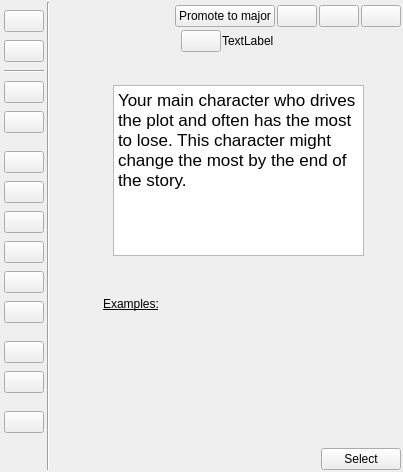
Before: the Qt Designer form ui/character_role_selector.ui in zkovari/plotlyst, drawn with Qt 5.
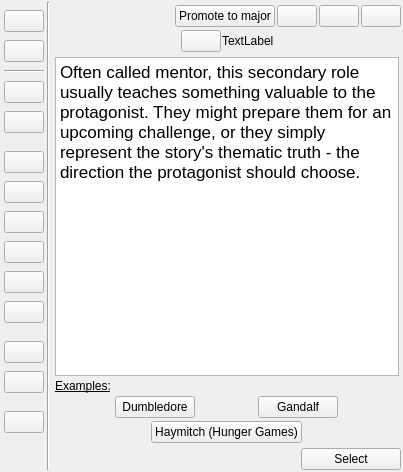
After: the same form once the commit is applied. The open tabs and pages were chosen to show the change. Custom widgets are drawn as their Qt base class.

What changed in the file:
```diff
--- a/ui/character_role_selector.ui
+++ b/ui/character_role_selector.ui
@@ -1025,41 +1025,99 @@
         </layout>
        </widget>
        <widget class="QWidget" name="pageGuide">
-        <widget class="QLabel" name="label_8">
-         <property name="geometry">
-          <rect>
-           <x>50</x>
-           <y>240</y>
-           <width>338</width>
-           <height>17</height>
-          </rect>
+        <layout class="QVBoxLayout" name="verticalLayout_13">
+         <property name="spacing">
+          <number>3</number>
          </property>
-         <property name="font">
-          <font>
-           <underline>true</underline>
-          </font>
+         <property name="leftMargin">
+          <number>2</number>
          </property>
-         <property name="text">
-          <string>Examples:</string>
+         <property name="topMargin">
+          <number>2</number>
          </property>
-        </widget>
-        <widget class="QTextBrowser" name="textBrowser_7">
-         <property name="geometry">
-          <rect>
-           <x>60</x>
-           <y>30</y>
-           <width>251</width>
-           <height>171</height>
-          </rect>
+         <property name="rightMargin">
+          <number>2</number>
          </property>
-         <property name="html">
-          <string>&lt;!DOCTYPE HTML PUBLIC &quot;-//W3C//DTD HTML 4.0//EN&quot; &quot;http://www.w3.org/TR/REC-html40/strict.dtd&quot;&gt;
+         <property name="bottomMargin">
+          <number>2</number>
+         </property>
+         <item>
+          <widget class="QTextBrowser" name="textBrowser_7">
+           <property name="html">
+            <string>&lt;!DOCTYPE HTML PUBLIC &quot;-//W3C//DTD HTML 4.0//EN&quot; &quot;http://www.w3.org/TR/REC-html40/strict.dtd&quot;&gt;
 &lt;html&gt;&lt;head&gt;&lt;meta name=&quot;qrichtext&quot; content=&quot;1&quot; /&gt;&lt;style type=&quot;text/css&quot;&gt;
 p, li { white-space: pre-wrap; }
 &lt;/style&gt;&lt;/head&gt;&lt;body style=&quot; font-family:'Fira Sans Semi-Light'; font-size:10pt; font-weight:400; font-style:normal;&quot;&gt;
-&lt;p style=&quot; margin-top:12px; margin-bottom:12px; margin-left:0px; margin-right:0px; -qt-block-indent:0; text-indent:0px;&quot;&gt;&lt;span style=&quot; font-size:13pt; color:#000000; background-color:#ffffff;&quot;&gt;Your main character who drives the plot and often has the most to lose. This character might change the most by the end of the story.&lt;/span&gt;&lt;/p&gt;&lt;/body&gt;&lt;/html&gt;</string>
-         </property>
-        </widget>
+&lt;p style=&quot; margin-top:12px; margin-bottom:12px; margin-left:0px; margin-right:0px; -qt-block-indent:0; text-indent:0px;&quot;&gt;&lt;span style=&quot; font-size:13pt; color:#000000; background-color:#ffffff;&quot;&gt;Often called mentor, this secondary role usually teaches something valuable to the protagonist. They might prepare them for an upcoming challenge, or they simply represent the story's thematic truth - the direction the protagonist should choose.&lt;/span&gt;&lt;/p&gt;
+&lt;p style=&quot; margin-top:12px; margin-bottom:12px; margin-left:0px; margin-right:0px; -qt-block-indent:0; text-indent:0px;&quot;&gt;&lt;br /&gt;&lt;/p&gt;&lt;/body&gt;&lt;/html&gt;</string>
+           </property>
+          </widget>
+         </item>
+         <item>
+          <widget class="QLabel" name="label_8">
+           <property name="font">
+            <font>
+             <underline>true</underline>
+            </font>
+           </property>
+           <property name="text">
+            <string>Examples:</string>
+           </property>
+          </widget>
+         </item>
+         <item>
+          <layout class="QHBoxLayout" name="horizontalLayout_8">
+           <item>
+            <widget class="IconText" name="icontext_26">
+             <property name="sizePolicy">
+              <sizepolicy hsizetype="Maximum" vsizetype="Fixed">
+               <horstretch>0</horstretch>
+               <verstretch>0</verstretch>
+              </sizepolicy>
+             </property>
+             <property name="text">
+              <string>Dumbledore</string>
+             </property>
+             <property name="iconName" stdset="0">
+              <string>ei.magic</string>
+             </property>
+            </widget>
+           </item>
+           <item>
+            <widget class="IconText" name="icontext_25">
+             <property name="sizePolicy">
+              <sizepolicy hsizetype="Maximum" vsizetype="Fixed">
+               <horstretch>0</horstretch>
+               <verstretch>0</verstretch>
+              </sizepolicy>
+             </property>
+             <property name="text">
+              <string>Gandalf</string>
+             </property>
+             <property name="iconName" stdset="0">
+              <string>fa5s.ring</string>
+             </property>
+            </widget>
+           </item>
+          </layout>
+         </item>
+         <item alignment="Qt::AlignHCenter">
+          <widget class="IconText" name="icontext_24">
+           <property name="sizePolicy">
+            <sizepolicy hsizetype="Maximum" vsizetype="Fixed">
+             <horstretch>0</horstretch>
+             <verstretch>0</verstretch>
+            </sizepolicy>
+           </property>
+           <property name="text">
+            <string>Haymitch (Hunger Games)</string>
+           </property>
+           <property name="iconName" stdset="0">
+            <string>mdi6.bow-arrow</string>
+           </property>
+          </widget>
+         </item>
+        </layout>
        </widget>
        <widget class="QWidget" name="pageConfidant">
         <widget class="QLabel" name="label_9">
@@ -1288,11 +1346,17 @@
      <item alignment="Qt::AlignRight">
       <widget class="QPushButton" name="btnSelect">
        <property name="sizePolicy">
-        <sizepolicy hsizetype="Maximum" vsizetype="Fixed">
+        <sizepolicy hsizetype="Preferred" vsizetype="Fixed">
          <horstretch>0</horstretch>
          <verstretch>0</verstretch>
         </sizepolicy>
        </property>
+       <property name="minimumSize">
+        <size>
+         <width>100</width>
+         <height>0</height>
+        </size>
+       </property>
        <property name="cursor">
         <cursorShape>PointingHandCursor</cursorShape>
        </property>
```
Left out of the diff: 519 changed lines with no effect on the pictures.
